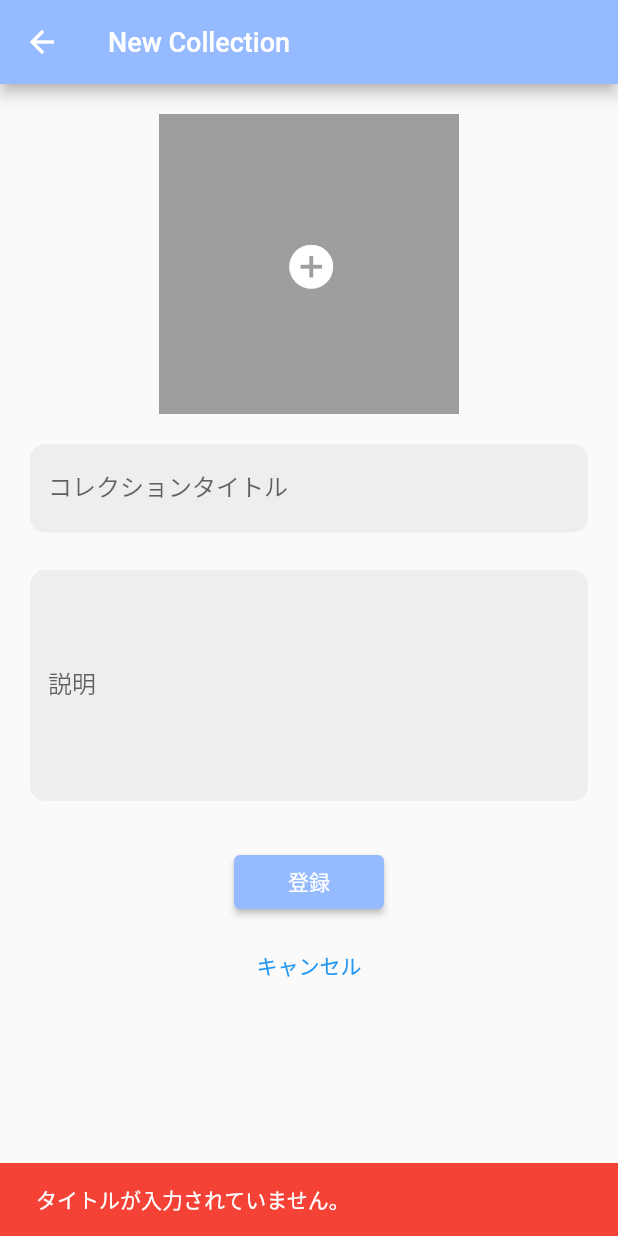
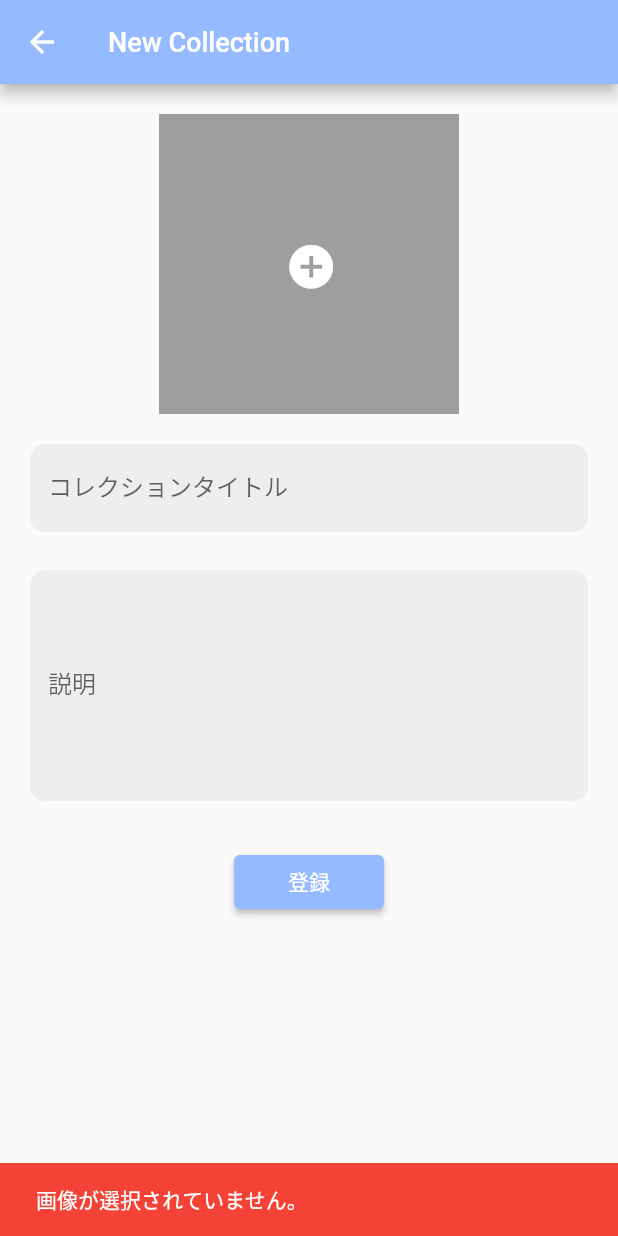
Before and after one commit to kitashio/my-colle-app, a Flutter app: the ColleAddPage screen opened directly with empty values, after a tap on "登録", on a phone screen of 412 x 824 dp. Run offline on Flutter 3.47's test engine with Material 2 defaults, Android fonts, the phone set to English and light mode, and no system bars; our stand-ins replace cloud_firestore, firebase_auth, firebase_core, firebase_storage, flutter_signin_button, google_fonts and 2 more; accounts and stored records are empty.

Commit message:
通ったー泣　嬉しい泣

```diff
--- a/lib/model/my/my_colle_add_model.dart
+++ b/lib/model/my/my_colle_add_model.dart
@@ -14,6 +14,10 @@ class CollectionAddModel with ChangeNotifier {
 
   Future addItem (User user) async {
     //入力されているかの確認
+    if (imageFile == null) {
+      throw '画像が選択されていません。';
+    }
+
     if (title == null||title.isEmpty) {
       throw 'タイトルが入力されていません。';
     }
@@ -32,6 +36,7 @@ class CollectionAddModel with ChangeNotifier {
 
     //画像処理
     String imgURL;
+
     if (imageFile != null) {
     //  storageにアップロード
       final task = await FirebaseStorage.instance
@@ -39,7 +44,6 @@ class CollectionAddModel with ChangeNotifier {
           .putFile(imageFile);
       imgURL = await task.ref.getDownloadURL();
     }
-
     //ドキュメントのフィールドを設定
     await doc.set({
       'docId': doc.id,
@@ -54,6 +58,9 @@ class CollectionAddModel with ChangeNotifier {
   Future pickImage() async {
     final pickedFile = await picker.pickImage(source: ImageSource.gallery);
       imageFile = File(pickedFile.path);
+    if (imageFile == null) {
+      print('NoImage');
+    }
       notifyListeners();
   }
 
--- a/lib/ui/my/my_colle_add.dart
+++ b/lib/ui/my/my_colle_add.dart
@@ -5,6 +5,7 @@ import '../../model/my/my_colle_add_model.dart';
 
 //　【My】2.コレクション追加画面
 class ColleAddPage extends StatelessWidget {
+  //collectionページからユーザ情報を受け取る
   User user;
   ColleAddPage(this.user);
 
@@ -15,9 +16,7 @@ class ColleAddPage extends StatelessWidget {
     child: Scaffold(
       appBar: AppBar(
         title: Text('New Collection',
-        style: TextStyle(
-        fontSize: 18,
-        ),
+        style: TextStyle(fontSize: 18,),
         ),
         backgroundColor:Color.fromRGBO(150, 186, 255, 100),
       ),
@@ -26,9 +25,12 @@ class ColleAddPage extends StatelessWidget {
             padding: const EdgeInsets.all(20.0),
             child: Column(
               children: <Widget>[
+                //画像選択フィールド
                 GestureDetector(
                   onTap: () async {
+                    //画像選択処理
                     await model.pickImage();
+
                   },
                   child: Stack(
                     alignment: Alignment.center,
@@ -49,7 +51,7 @@ class ColleAddPage extends StatelessWidget {
                   ),
                 ),
                 const SizedBox(height: 20),
-                // タイトル入力
+                // タイトル入力フィールド
                 TextField(
                   decoration: InputDecoration(
                       labelText: 'コレクションタイトル',
@@ -65,7 +67,7 @@ class ColleAddPage extends StatelessWidget {
                   },
                 ),
                 const SizedBox(height: 25),
-                // 説明文入力
+                // 説明文入力フィールド
                 TextField(
                   maxLines: 6,
                   keyboardType: TextInputType.multiline,
@@ -84,7 +86,6 @@ class ColleAddPage extends StatelessWidget {
                 ),
                 const SizedBox(height: 30),
                 Container(
-                  // 横幅いっぱいに広げる
                   width: 100,
                   // リスト追加ボタン
                   child: ElevatedButton(
@@ -93,10 +94,13 @@ class ColleAddPage extends StatelessWidget {
                     ),
                     onPressed: () async {
                       try {
+                        //コレクションデータをFiretoreへ保存
                         await model.addItem(user);
+                        //前画面（コレクションページ）へ戻る
                         Navigator.of(context).pop(true);
                       } catch (e) {
                         print(e.toString());
+                        //処理完了後スナックバー表示する
                         final snackBar = SnackBar(
                           backgroundColor: Colors.red,
                           content: Text(e.toString()),
@@ -107,20 +111,7 @@ class ColleAddPage extends StatelessWidget {
                     child: Text('登録'),
                   ),
                 ),
-                const SizedBox(height: 8),
-                Container(
-                  // 横幅いっぱいに広げる
-                  width: double.infinity,
-                  // キャンセルボタン
-                  child: TextButton(
-                    // ボタンをクリックした時の処理
-                    onPressed: () {
-                      // "pop"で前の画面に戻る
-                      Navigator.of(context).pop();
-                    },
-                    child: Text('キャンセル'),
-                  ),
-                ),
+
               ],
             ),
           );
--- a/lib/ui/top_user_page.dart
+++ b/lib/ui/top_user_page.dart
@@ -55,6 +55,7 @@ class TopUserPage extends StatelessWidget {
                 //     padding: EdgeInsets.fromLTRB(80, 10, 80, 10),
                 //   ),
                 //   onPressed: () {
+                //
                 //     Navigator.push(
                 //       context,
                 //       MaterialPageRoute(builder: (context) => BottomTabPage()),
```
